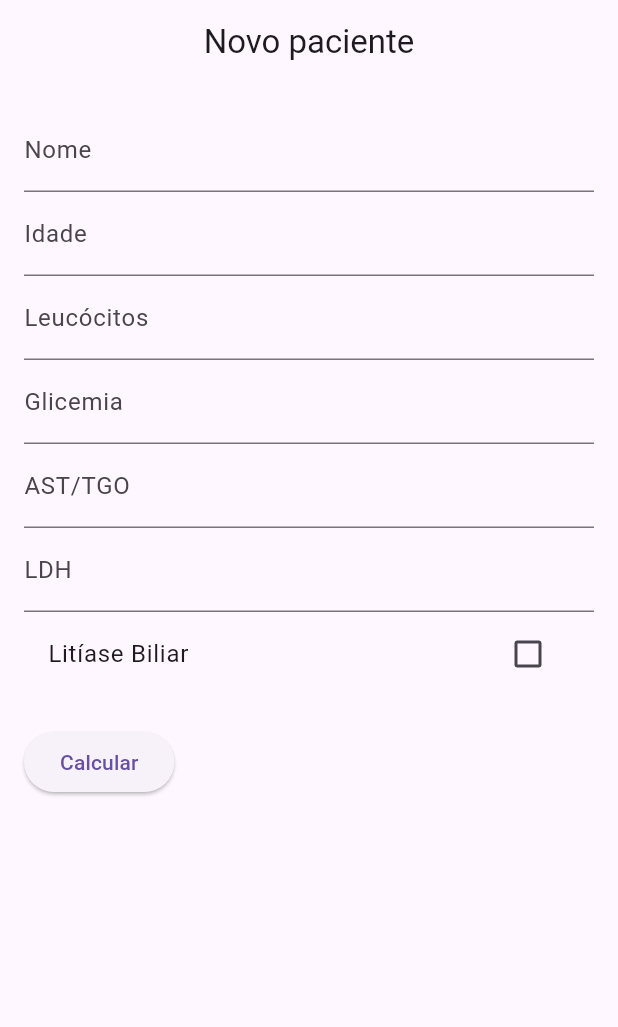
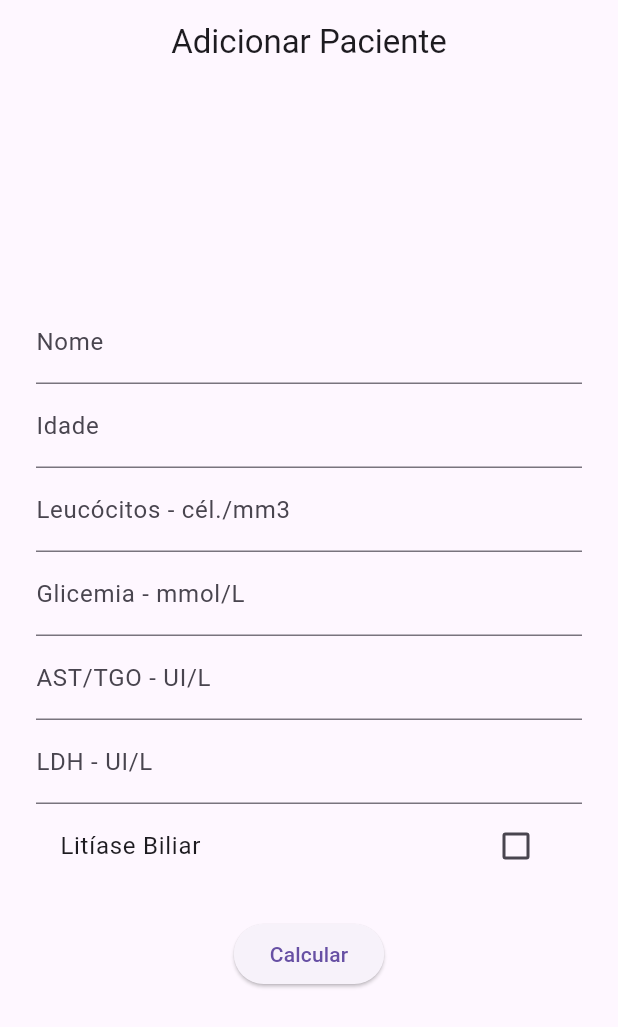
Before and after one commit to gabriel-kasten/controle-criterios-ranson, a Flutter app: the screen it shows after launch, on a phone screen of 412 x 824 dp. Shown: the top 1027 px of the screen. Run offline on Flutter 3.47's test engine with Material 3 defaults, Android fonts, the phone set to English and light mode, and no system bars.

Commit message:
modal fixed

```diff
--- a/lib/main.dart
+++ b/lib/main.dart
@@ -73,14 +73,16 @@
     return Scaffold(
       appBar: AppBar(
         centerTitle: true,
-        title: const Text('Novo paciente'),
+        title: const Text('Adicionar Paciente'),
       ),
-      body: Padding(
-        padding: const EdgeInsets.all(16.0),
+      body: Center(
+        child: Padding(
+          padding: const EdgeInsets.all(24.0),
           child: Form(
             key: _formKey,
             child: Column(
-            crossAxisAlignment: CrossAxisAlignment.start,
+              mainAxisAlignment:
+                  MainAxisAlignment.center, // Centraliza no eixo principal
               children: <Widget>[
                 TextFormField(
                   controller: nameController,
@@ -105,7 +107,8 @@
                 ),
                 TextFormField(
                   controller: leukocytesController,
-                decoration: const InputDecoration(labelText: 'Leucócitos'),
+                  decoration:
+                      const InputDecoration(labelText: 'Leucócitos - cél./mm3'),
                   keyboardType: TextInputType.number,
                   validator: (value) {
                     if (value == null || value.isEmpty) {
@@ -116,7 +119,8 @@
                 ),
                 TextFormField(
                   controller: glucoseController,
-                decoration: const InputDecoration(labelText: 'Glicemia'),
+                  decoration:
+                      const InputDecoration(labelText: 'Glicemia - mmol/L'),
                   keyboardType: TextInputType.number,
                   validator: (value) {
                     if (value == null || value.isEmpty) {
@@ -127,7 +131,8 @@
                 ),
                 TextFormField(
                   controller: astController,
-                decoration: const InputDecoration(labelText: 'AST/TGO'),
+                  decoration:
+                      const InputDecoration(labelText: 'AST/TGO - UI/L'),
                   keyboardType: TextInputType.number,
                   validator: (value) {
                     if (value == null || value.isEmpty) {
@@ -138,7 +143,7 @@
                 ),
                 TextFormField(
                   controller: ldhController,
-                decoration: const InputDecoration(labelText: 'LDH'),
+                  decoration: const InputDecoration(labelText: 'LDH - UI/L'),
                   keyboardType: TextInputType.number,
                   validator: (value) {
                     if (value == null || value.isEmpty) {
@@ -166,7 +171,7 @@
                       _showResultDialog();
                     }
                   },
-                child: const Text('Calcular'),
+                  child: Text('Calcular'),
                 ),
                 SizedBox(height: 20),
                 Visibility(
@@ -183,6 +188,7 @@
             ),
           ),
         ),
+      ),
     );
   }
 
@@ -191,8 +197,10 @@
       context: context,
       builder: (BuildContext context) {
         return AlertDialog(
-          title: const Text('Resultado'),
-          content: Column(
+          title: Text('Resultado'),
+          content: Container(
+            height: 150.0, // Altura fixa desejada
+            child: Column(
               crossAxisAlignment: CrossAxisAlignment.start,
               children: [
                 Text('Pontuação: $score'),
@@ -204,12 +212,13 @@
                 ),
               ],
             ),
+          ),
           actions: <Widget>[
             TextButton(
               onPressed: () {
                 Navigator.of(context).pop();
               },
-              child: const Text('OK'),
+              child: Text('OK'),
             ),
           ],
         );
```
Lines whose indentation alone changed are shown as unchanged.
